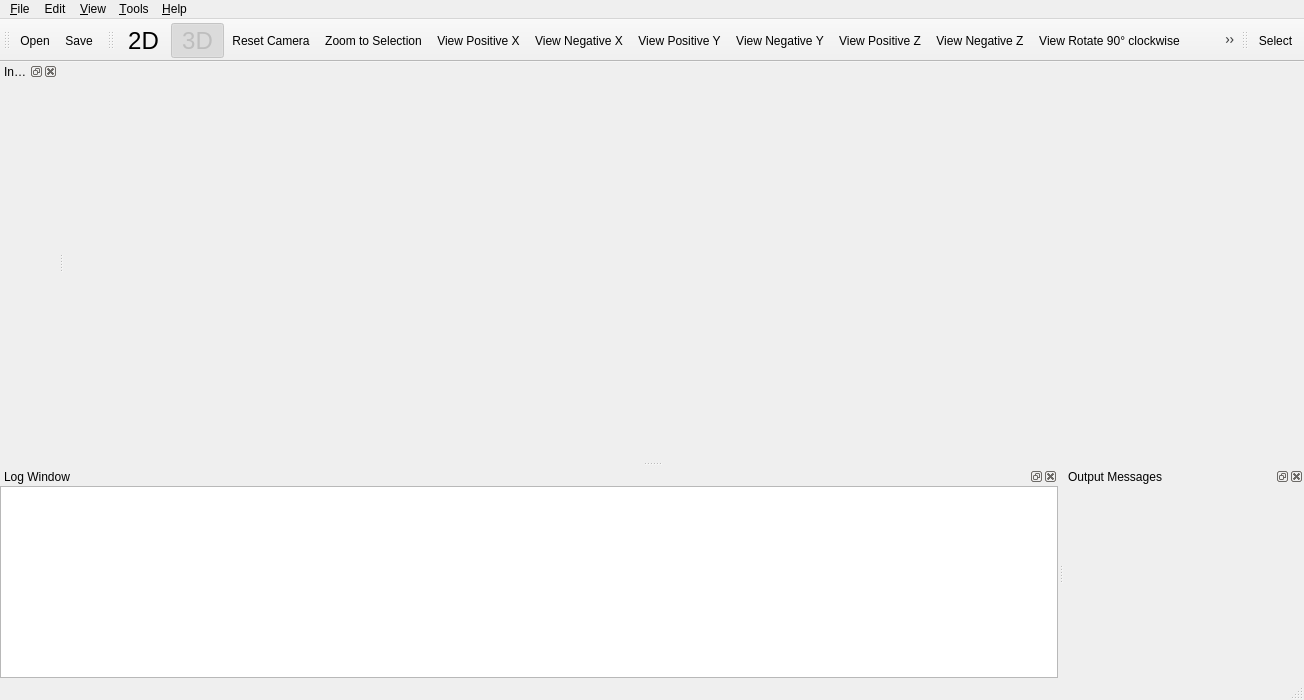
The window that Source/Applications/AppCommon/UI/qtCMBMainWindow.ui (cnsuhao/cmb) describes before a commit, drawn with Qt 5.
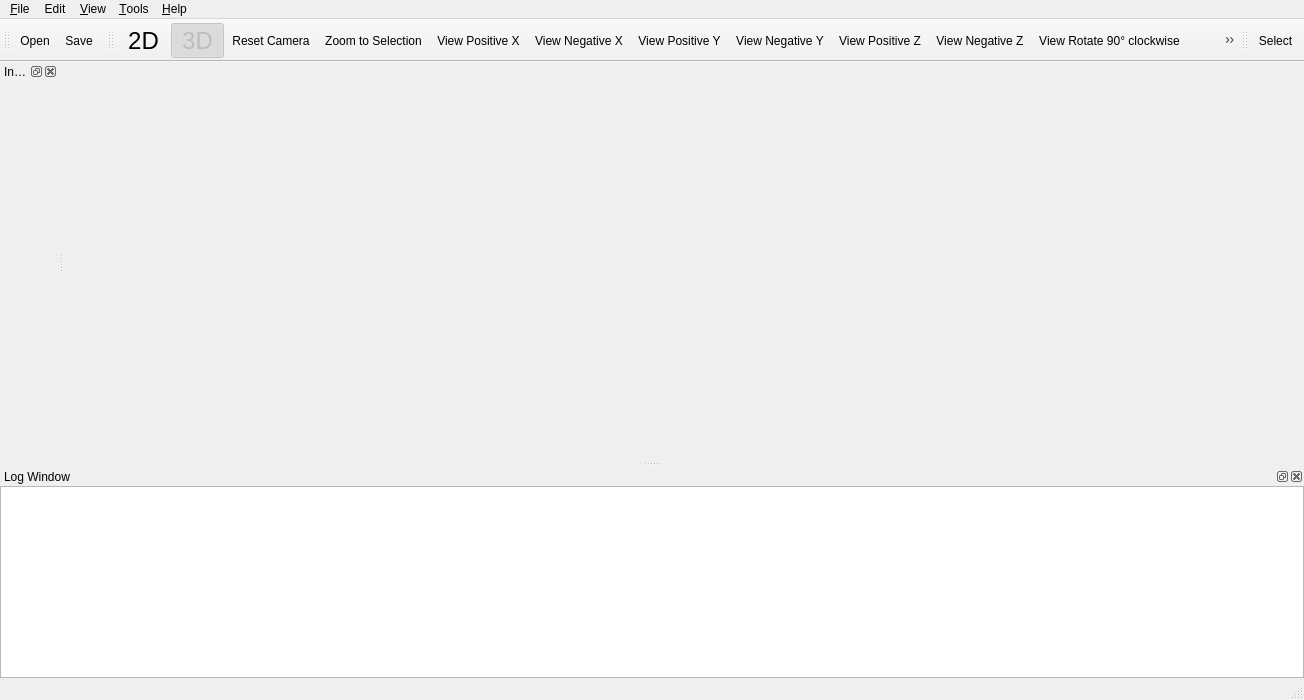
The same window after the commit. Icons and pictures are not drawn. Custom widgets are drawn as their Qt base class.

Commit message: AppCommon: redirect VTK output into CMB log window.

What changed in the file:
```diff
--- a/Source/Applications/AppCommon/UI/qtCMBMainWindow.ui
+++ b/Source/Applications/AppCommon/UI/qtCMBMainWindow.ui
@@ -253,15 +253,6 @@
     </layout>
    </widget>
   </widget>
-  <widget class="QDockWidget" name="outputWidget">
-   <property name="windowTitle">
-    <string>Output Messages</string>
-   </property>
-   <attribute name="dockWidgetArea">
-    <number>8</number>
-   </attribute>
-   <widget class="pqOutputWidget" name="dockWidgetContents_3"/>
-  </widget>
   <action name="action_Save_Data">
    <property name="icon">
     <iconset resource="../../../../../../paraview/src/Qt/Components/Resources/pqComponents.qrc">
@@ -1612,14 +1603,6 @@
    </property>
   </action>
  </widget>
- <customwidgets>
-  <customwidget>
-   <class>pqOutputWidget</class>
-   <extends>QWidget</extends>
-   <header>pqOutputWidget.h</header>
-   <container>1</container>
-  </customwidget>
- </customwidgets>
  <resources>
   <include location="../../Resources/Resources.qrc"/>
   <include location="../../../../../../paraview/src/Qt/Components/Resources/pqComponents.qrc"/>
```
Left out of the diff: 67 changed lines with no effect on the pictures. The commit also changes 5 other files.
